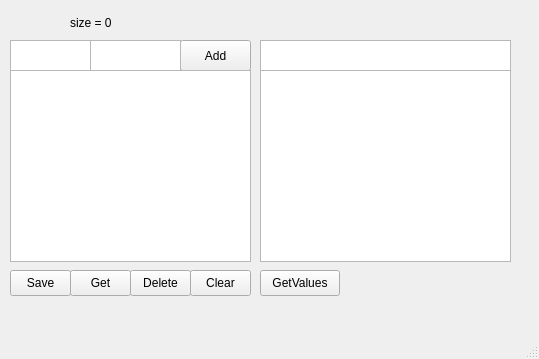
seara2k/HSE-PROJECT-OOP, file laba2/mainwindow.ui: the form before one commit.
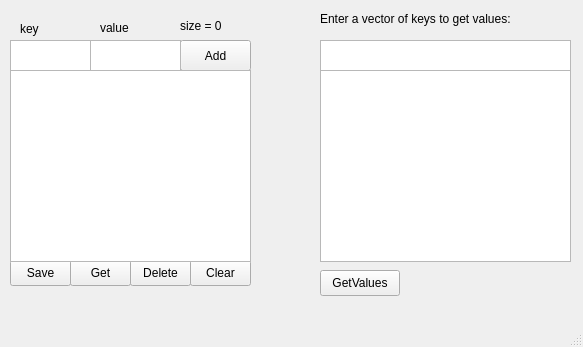
The form after the commit.

Patch:
```diff
--- a/laba2/mainwindow.ui
+++ b/laba2/mainwindow.ui
@@ -6,8 +6,8 @@
    <rect>
     <x>0</x>
     <y>0</y>
-    <width>539</width>
-    <height>359</height>
+    <width>583</width>
+    <height>347</height>
    </rect>
   </property>
   <property name="windowTitle">
@@ -31,7 +31,7 @@
     <property name="geometry">
      <rect>
       <x>130</x>
-      <y>270</y>
+      <y>260</y>
       <width>61</width>
       <height>26</height>
      </rect>
@@ -44,7 +44,7 @@
     <property name="geometry">
      <rect>
       <x>70</x>
-      <y>270</y>
+      <y>260</y>
       <width>61</width>
       <height>26</height>
      </rect>
@@ -57,7 +57,7 @@
     <property name="geometry">
      <rect>
       <x>10</x>
-      <y>270</y>
+      <y>260</y>
       <width>61</width>
       <height>26</height>
      </rect>
@@ -70,7 +70,7 @@
     <property name="geometry">
      <rect>
       <x>190</x>
-      <y>270</y>
+      <y>260</y>
       <width>61</width>
       <height>26</height>
      </rect>
@@ -112,7 +112,7 @@
    <widget class="QListWidget" name="valuesWidget">
     <property name="geometry">
      <rect>
-      <x>260</x>
+      <x>320</x>
       <y>70</y>
       <width>251</width>
       <height>192</height>
@@ -122,8 +122,8 @@
    <widget class="QLabel" name="label">
     <property name="geometry">
      <rect>
-      <x>70</x>
-      <y>7</y>
+      <x>180</x>
+      <y>10</y>
       <width>101</width>
       <height>31</height>
      </rect>
@@ -135,7 +135,7 @@
    <widget class="QTextEdit" name="vectorInputEdit">
     <property name="geometry">
      <rect>
-      <x>260</x>
+      <x>320</x>
       <y>40</y>
       <width>251</width>
       <height>31</height>
@@ -145,7 +145,7 @@
    <widget class="QPushButton" name="getValuesButton">
     <property name="geometry">
      <rect>
-      <x>260</x>
+      <x>320</x>
       <y>270</y>
       <width>80</width>
       <height>26</height>
@@ -155,6 +155,45 @@
      <string>GetValues</string>
     </property>
    </widget>
+   <widget class="QLabel" name="label_2">
+    <property name="geometry">
+     <rect>
+      <x>320</x>
+      <y>10</y>
+      <width>251</width>
+      <height>18</height>
+     </rect>
+    </property>
+    <property name="text">
+     <string>Enter a vector of keys to get values:</string>
+    </property>
+   </widget>
+   <widget class="QLabel" name="label_3">
+    <property name="geometry">
+     <rect>
+      <x>20</x>
+      <y>20</y>
+      <width>81</width>
+      <height>18</height>
+     </rect>
+    </property>
+    <property name="text">
+     <string>key</string>
+    </property>
+   </widget>
+   <widget class="QLabel" name="label_4">
+    <property name="geometry">
+     <rect>
+      <x>100</x>
+      <y>20</y>
+      <width>91</width>
+      <height>16</height>
+     </rect>
+    </property>
+    <property name="text">
+     <string>value</string>
+    </property>
+   </widget>
   </widget>
   <widget class="QMenuBar" name="menubar">
    <property name="geometry">
```
Left out of the diff: 2 changed lines with no effect on the pictures.
